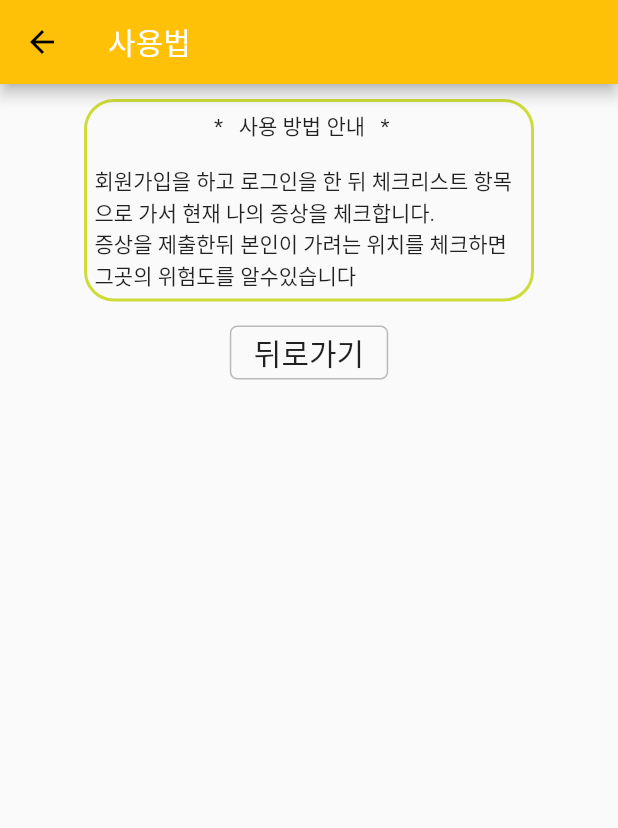
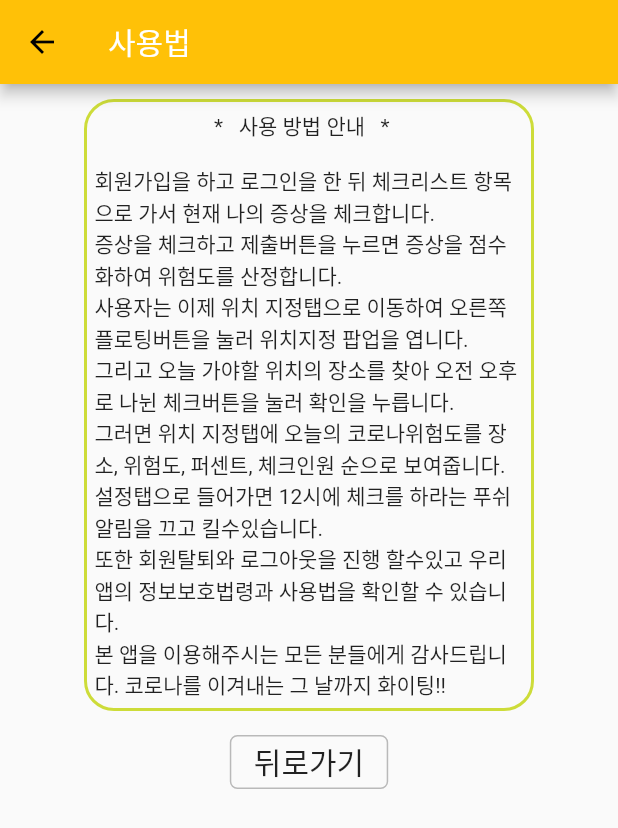
Before and after one commit to tru-MS/reborn_with_corona, a Flutter app: the ManualPage screen opened by its route, on a phone screen of 412 x 824 dp. Shown: the top 828 px of the screen. Run offline on Flutter 3.47's test engine with Material 2 defaults, Android fonts, the phone set to English and light mode, and no system bars; our stand-ins replace firebase_database, get, shared_preferences; accounts and stored records are empty.

Commit message:
디자인 변경

```diff
--- a/lib/3_setting_see/b_manual_page.dart
+++ b/lib/3_setting_see/b_manual_page.dart
@@ -44,7 +44,13 @@ class _ManualPage extends State<ManualPage> {
                 child: const Text(
                     '                       *   사용 방법 안내   *             \n\n'
                     '회원가입을 하고 로그인을 한 뒤 체크리스트 항목으로 가서 현재 나의 증상을 체크합니다.\n'
-                    '증상을 제출한뒤 본인이 가려는 위치를 체크하면 그곳의 위험도를 알수있습니다'),
+                    '증상을 체크하고 제출버튼을 누르면 증상을 점수화하여 위험도를 산정합니다.\n'
+                        '사용자는 이제 위치 지정탭으로 이동하여 오른쪽 플로팅버튼을 눌러 위치지정 팝업을 엽니다.\n'
+                        '그리고 오늘 가야할 위치의 장소를 찾아 오전 오후로 나뉜 체크버튼을 눌러 확인을 누릅니다.\n'
+                        '그러면 위치 지정탭에 오늘의 코로나위험도를 장소, 위험도, 퍼센트, 체크인원 순으로 보여줍니다.\n'
+                        '설정탭으로 들어가면 12시에 체크를 하라는 푸쉬 알림을 끄고 킬수있습니다.\n'
+                        '또한 회원탈퇴와 로그아웃을 진행 할수있고 우리 앱의 정보보호법령과 사용법을 확인할 수 있습니다.\n'
+                        '본 앱을 이용해주시는 모든 분들에게 감사드립니다. 코로나를 이겨내는 그 날까지 화이팅!!'),
                 width: 300,
               ),
               MaterialButton(
--- a/lib/3_setting_see/c_made_page.dart
+++ b/lib/3_setting_see/c_made_page.dart
@@ -47,7 +47,7 @@ class _MadePage extends State<MadePage> {
                   '\n'
                   '저희 팀은 위드코로나시대에 앞서 학교에서 사용할 수 있는 간단한 증상체크앱을 만들고 싶었습니다.\n'
                   '이 앱으로 아직 끝나지 않은 코로나에 대한 경각심과 안전을 도모하는 기회가 되었으면 합니다.\n'
-                  ''
+                  '감사합니다.\n'
                   '',
                   style: TextStyle(
                     fontWeight: FontWeight.bold,
```
